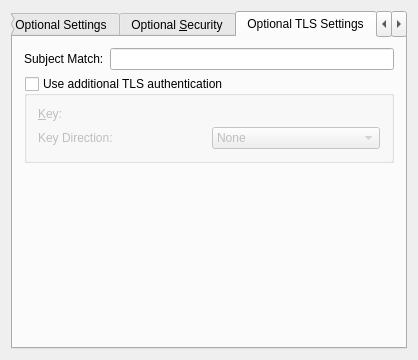
The window that vpnplugins/openvpn/openvpnprop.ui (KDE/networkmanagement) describes before a commit, drawn with Qt 5.
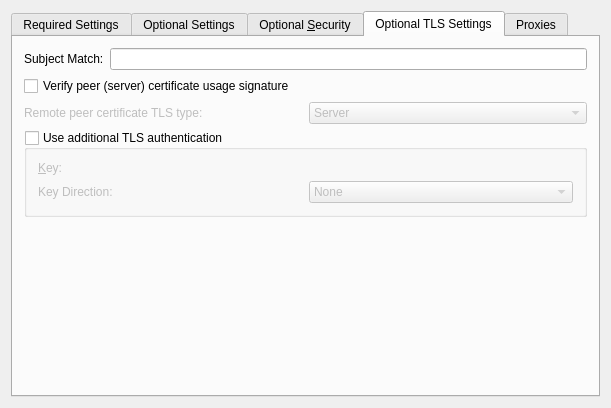
The same window after the commit. The open tabs and pages were chosen to show the change. Custom widgets are drawn as their Qt base class.

Commit message:
OpenVPN: Add option for server certificate verification
FIXED-IN: 0.9.0.12

Patch:
```diff
--- a/vpnplugins/openvpn/openvpnprop.ui
+++ b/vpnplugins/openvpn/openvpnprop.ui
@@ -6,8 +6,8 @@
    <rect>
     <x>0</x>
     <y>0</y>
-    <width>418</width>
-    <height>360</height>
+    <width>611</width>
+    <height>408</height>
    </rect>
   </property>
   <property name="windowTitle">
@@ -894,6 +894,44 @@
          </item>
         </layout>
        </item>
+       <item>
+        <widget class="QCheckBox" name="chkRemoteCertTls">
+         <property name="text">
+          <string>Verify peer (server) certificate usage signature</string>
+         </property>
+        </widget>
+       </item>
+       <item>
+        <layout class="QHBoxLayout" name="horizontalLayout_15">
+         <item>
+          <widget class="QLabel" name="labelRemoteCertTls">
+           <property name="enabled">
+            <bool>false</bool>
+           </property>
+           <property name="text">
+            <string>Remote peer certificate TLS type:</string>
+           </property>
+          </widget>
+         </item>
+         <item>
+          <widget class="QComboBox" name="cmbRemoteCertTls">
+           <property name="enabled">
+            <bool>false</bool>
+           </property>
+           <item>
+            <property name="text">
+             <string>Server</string>
+            </property>
+           </item>
+           <item>
+            <property name="text">
+             <string>Client</string>
+            </property>
+           </item>
+          </widget>
+         </item>
+        </layout>
+       </item>
        <item>
         <widget class="QGroupBox" name="useExtraTlsAuth">
          <property name="title">
@@ -1137,6 +1175,16 @@
  </widget>
  <layoutdefault spacing="6" margin="11"/>
  <customwidgets>
+  <customwidget>
+   <class>KComboBox</class>
+   <extends>QComboBox</extends>
+   <header>kcombobox.h</header>
+  </customwidget>
+  <customwidget>
+   <class>KLineEdit</class>
+   <extends>QLineEdit</extends>
+   <header>klineedit.h</header>
+  </customwidget>
   <customwidget>
    <class>KIntSpinBox</class>
    <extends>QSpinBox</extends>
@@ -1147,16 +1195,6 @@
    <extends>QFrame</extends>
    <header>kurlrequester.h</header>
   </customwidget>
-  <customwidget>
-   <class>KLineEdit</class>
-   <extends>QLineEdit</extends>
-   <header>klineedit.h</header>
-  </customwidget>
-  <customwidget>
-   <class>KComboBox</class>
-   <extends>QComboBox</extends>
-   <header>kcombobox.h</header>
-  </customwidget>
  </customwidgets>
  <tabstops>
   <tabstop>kTabWidget1</tabstop>
```
Left out of the diff: 5 changed lines with no effect on the pictures. The commit also changes 3 other files.
